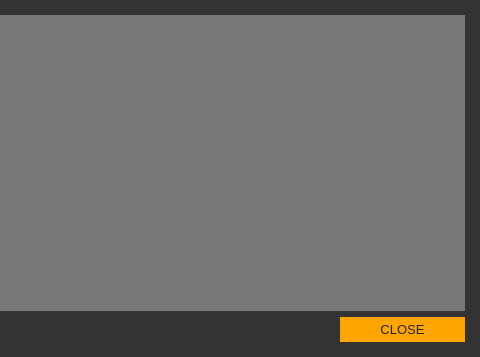
Old version of the form src/gui/ui/transactiondetailsdialog.ui in the repository ConcealNetwork/conceal-desktop; both pictures show x 256 to 736 and y 0 to 357 of the 736 by 357 pixel window.
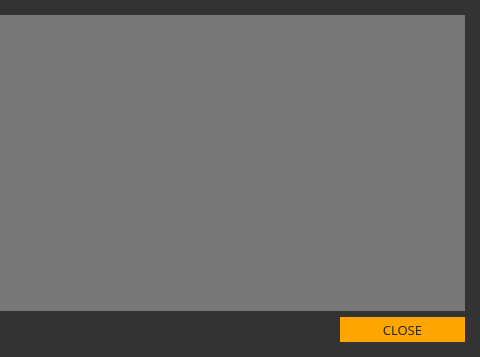
New version of the form.

```diff
--- a/src/gui/ui/transactiondetailsdialog.ui
+++ b/src/gui/ui/transactiondetailsdialog.ui
@@ -69,7 +69,7 @@
        </property>
        <property name="font">
         <font>
-         <family>Arial</family>
+         <family>Open Sans</family>
          <pointsize>10</pointsize>
         </font>
        </property>
```
Left out of the diff: 2 changed lines with no effect on the pictures.
